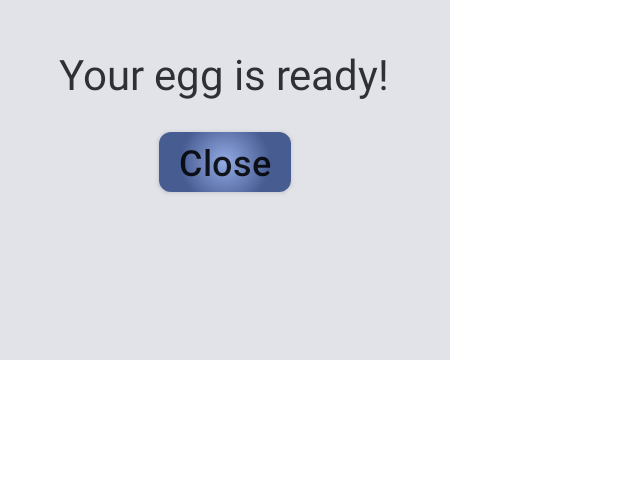
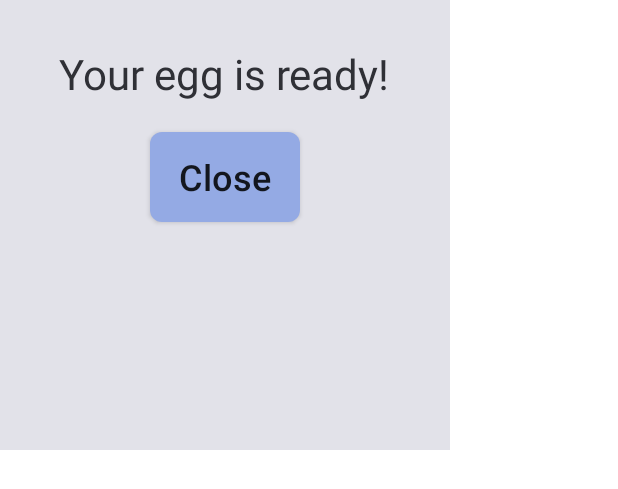
Before and after one commit to tarikyasar/android-egg-timer, an Android app: the layout custom_alert_dialog.xml on its own in the app's theme, with its tools: preview values and no code run, on a phone screen of 412 x 824 dp. Shown: the top 489 px of the screen. Run offline under Robolectric (Android 15) with nearby library versions, the phone set to English and light mode, and no system bars.

Commit message:
Update egg is ready pop up

```diff
--- a/app/src/main/res/drawable/bg_button.xml
+++ b/app/src/main/res/drawable/bg_button.xml
@@ -2,7 +2,7 @@
 <shape xmlns:android="http://schemas.android.com/apk/res/android"
     android:shape="rectangle">
     <gradient
-        android:endColor="@color/color_start_button_dark"
+        android:endColor="@color/color_start_button"
         android:gradientRadius="75%p"
         android:startColor="@color/color_start_button"
         android:type="radial" />
--- a/app/src/main/res/layout/custom_alert_dialog.xml
+++ b/app/src/main/res/layout/custom_alert_dialog.xml
@@ -1,6 +1,6 @@
 <LinearLayout xmlns:android="http://schemas.android.com/apk/res/android"
     android:layout_width="300dp"
-    android:layout_height="240dp"
+    android:layout_height="300dp"
     android:background="?attr/colorSurface"
     android:orientation="vertical"
     android:paddingVertical="20dp">
@@ -16,12 +16,13 @@
 
     <androidx.appcompat.widget.AppCompatButton
         android:id="@+id/buttonClose"
-        android:layout_width="wrap_content"
-        android:layout_height="40dp"
+        android:layout_width="100dp"
+        android:layout_height="60dp"
         android:layout_gravity="center"
         android:layout_marginHorizontal="30dp"
         android:layout_marginTop="20dp"
         android:background="@drawable/bg_button"
+        android:elevation="24dp"
         android:text="@string/close"
         android:textAllCaps="false"
         android:textSize="24sp" />
```
